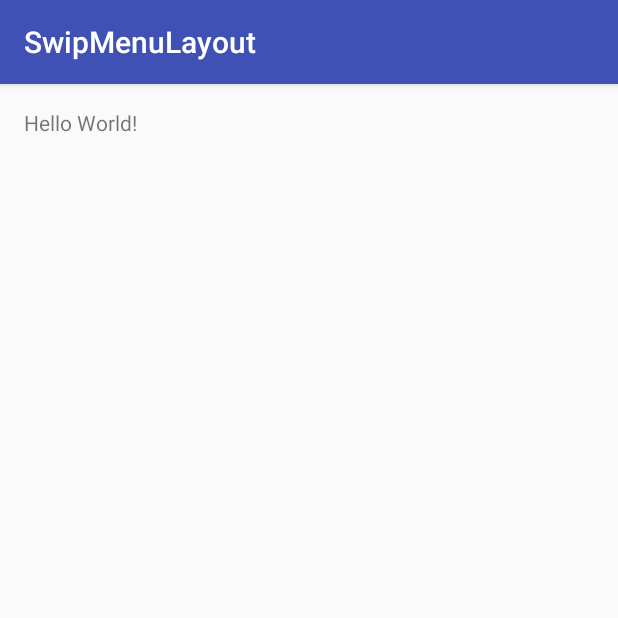
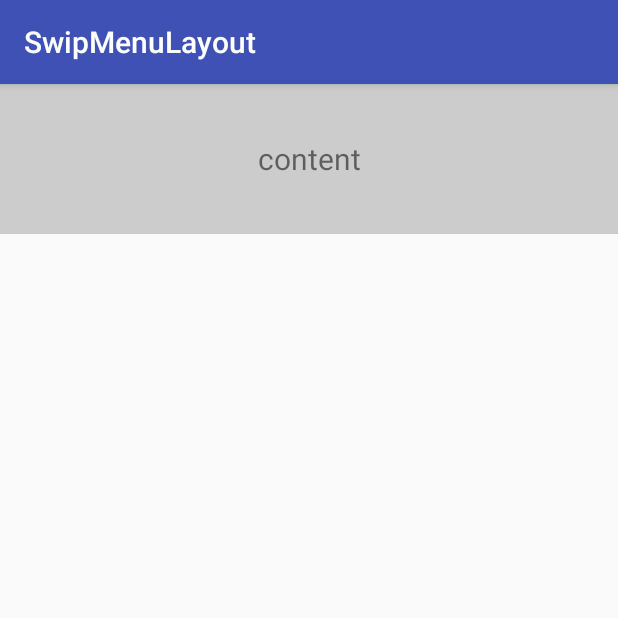
Before and after one commit to xuejinwei/SwipeMenuLayout, an Android app: the screen it shows after launch (MainActivity), on a phone screen of 412 x 824 dp, the top half of it. Run offline under Robolectric (Android 15) with nearby library versions, the phone set to English and light mode, and no system bars; our stand-ins replace ButterKnife.

Commit message:
实现侧滑功能，第一个view为content，后面的为侧滑的menu

```diff
--- a/app/build.gradle
+++ b/app/build.gradle
@@ -20,5 +20,8 @@ android {
 
 dependencies {
     compile fileTree(dir: 'libs', include: ['*.jar'])
+    compile project (':libs')
     compile 'com.android.support:appcompat-v7:25.3.1'
+    compile 'com.jakewharton:butterknife:8.6.0'
+    annotationProcessor 'com.jakewharton:butterknife-compiler:8.6.0'
 }
--- a/app/src/main/java/com/xuejinwei/swipmenulayout/MainActivity.java
+++ b/app/src/main/java/com/xuejinwei/swipmenulayout/MainActivity.java
@@ -1,13 +1,42 @@
 package com.xuejinwei.swipmenulayout;
 
+import android.os.Bundle;
 import android.support.v7.app.AppCompatActivity;
-import android.os.Bundle;
+import android.view.View;
+import android.widget.TextView;
+import android.widget.Toast;
+
+import butterknife.BindView;
+import butterknife.ButterKnife;
+import butterknife.OnClick;
 
 public class MainActivity extends AppCompatActivity {
+
+    @BindView(R.id.tv_content) TextView mTvContent;
+    @BindView(R.id.tv_delete)  TextView mTvDelete;
+    @BindView(R.id.tv_top)     TextView mTvTop;
+    @BindView(R.id.tv_top)     TextView mTvTopfdf;
 
     @Override
     protected void onCreate(Bundle savedInstanceState) {
         super.onCreate(savedInstanceState);
         setContentView(R.layout.activity_main);
+        ButterKnife.bind(this);
+
+    }
+
+    @OnClick({R.id.tv_content, R.id.tv_delete, R.id.tv_top})
+    public void onClick(View v) {
+        switch (v.getId()) {
+            case R.id.tv_content:
+                Toast.makeText(MainActivity.this, "content", Toast.LENGTH_SHORT).show();
+                break;
+            case R.id.tv_delete:
+                Toast.makeText(MainActivity.this, "delete", Toast.LENGTH_SHORT).show();
+                break;
+            case R.id.tv_top:
+                Toast.makeText(MainActivity.this, "top", Toast.LENGTH_SHORT).show();
+                break;
+        }
     }
 }
--- a/app/src/main/res/layout/activity_main.xml
+++ b/app/src/main/res/layout/activity_main.xml
@@ -1,18 +1,50 @@
 <?xml version="1.0" encoding="utf-8"?>
-<RelativeLayout
+<LinearLayout
     android:id="@+id/activity_main"
     xmlns:android="http://schemas.android.com/apk/res/android"
     xmlns:tools="http://schemas.android.com/tools"
     android:layout_width="match_parent"
     android:layout_height="match_parent"
-    android:paddingBottom="@dimen/activity_vertical_margin"
-    android:paddingLeft="@dimen/activity_horizontal_margin"
-    android:paddingRight="@dimen/activity_horizontal_margin"
-    android:paddingTop="@dimen/activity_vertical_margin"
+    android:orientation="vertical"
     tools:context="com.xuejinwei.swipmenulayout.MainActivity">
 
-    <TextView
-        android:layout_width="wrap_content"
-        android:layout_height="wrap_content"
-        android:text="Hello World!"/>
-</RelativeLayout>
+
+    <com.xuejinwei.libs.SwipMenuLayout
+        android:layout_width="match_parent"
+        android:layout_height="wrap_content">
+
+        <LinearLayout
+            android:layout_width="match_parent"
+            android:layout_height="100dp">
+
+            <TextView
+                android:id="@+id/tv_content"
+                android:layout_width="match_parent"
+                android:layout_height="match_parent"
+                android:background="#cccccc"
+                android:gravity="center"
+                android:text="content"
+                android:textSize="20sp"/>
+        </LinearLayout>
+
+        <TextView
+            android:id="@+id/tv_delete"
+            android:layout_width="100dp"
+            android:layout_height="100dp"
+            android:background="#ff0000"
+            android:gravity="center"
+            android:text="删除"
+            android:textColor="#ffffff"
+            android:textSize="20sp"/>
+
+        <TextView
+            android:id="@+id/tv_top"
+            android:layout_width="100dp"
+            android:layout_height="100dp"
+            android:background="#ed4604"
+            android:gravity="center"
+            android:text="置顶"
+            android:textColor="#ffffff"
+            android:textSize="20sp"/>
+    </com.xuejinwei.libs.SwipMenuLayout>
+</LinearLayout>
--- /dev/null
+++ b/libs/src/main/java/com/xuejinwei/libs/SwipMenuLayout.java
@@ -0,0 +1,182 @@
+package com.xuejinwei.libs;
+
+import android.content.Context;
+import android.util.AttributeSet;
+import android.util.Log;
+import android.view.MotionEvent;
+import android.view.View;
+import android.view.ViewConfiguration;
+import android.view.ViewGroup;
+import android.widget.Scroller;
+
+/**
+ * Created by xuejinwei on 2017/6/24.
+ * Email:xuejinwei@outlook.com
+ * 自己写的侧滑带menu 的viewgroup
+ */
+
+public class SwipMenuLayout extends ViewGroup {
+
+    private static String TAG = "SwipMenuLayout";
+
+    /**
+     * 用于完成滚动操作的实例
+     */
+    private Scroller mScroller;
+
+    /**
+     * 判定为拖动的最小移动像素数
+     */
+    private int mTouchSlop;
+
+    /**
+     * 手机按下时的屏幕坐标
+     */
+    private float mXDown;
+
+    /**
+     * 手move时所处的屏幕坐标
+     */
+    private float mXMove;
+
+    /**
+     * 上次触发ACTION_MOVE事件时的屏幕坐标
+     */
+    private float mXLastMove;
+
+    /**
+     * 界面可滚动的左边界
+     */
+    private int leftBorder;
+
+    /**
+     * 界面可滚动的右边界
+     */
+    private int rightBorder;
+
+    public SwipMenuLayout(Context context) {
+        this(context, null);
+    }
+
+    public SwipMenuLayout(Context context, AttributeSet attrs) {
+        this(context, attrs, 0);
+    }
+
+    public SwipMenuLayout(Context context, AttributeSet attrs, int defStyleAttr) {
+        super(context, attrs, defStyleAttr);
+
+        mScroller = new Scroller(context);
+
+        mTouchSlop = ViewConfiguration.get(context).getScaledPagingTouchSlop();
+
+    }
+
+    @Override
+    protected void onMeasure(int widthMeasureSpec, int heightMeasureSpec) {
+        int childCount = getChildCount();
+        int wrapHeigh = 0;
+        int wrapWidth = 0;
+
+        for (int i = 0; i < childCount; i++) {
+            View childView = getChildAt(i);
+            // 为ScrollerLayout中的每一个子控件测量大小
+            measureChild(childView, widthMeasureSpec, heightMeasureSpec);
+            wrapWidth = wrapWidth + childView.getMeasuredWidth();//所以view宽度总和
+            wrapHeigh = wrapHeigh > childView.getMeasuredHeight() ? wrapHeigh : childView.getMeasuredHeight();// 所以view 的最高的高度
+        }
+        int width = measureDimension(wrapWidth, widthMeasureSpec);
+        int height = measureDimension(wrapHeigh, heightMeasureSpec);
+        setMeasuredDimension(width, height);
+
+    }
+
+    @Override
+    protected void onLayout(boolean changed, int l, int t, int r, int b) {
+        if (changed) {
+            int childCount = getChildCount();
+            int left = 0;
+
+            for (int i = 0; i < childCount; i++) {
+                View childView = getChildAt(i);
+                childView.setClickable(true);
+                childView.layout(left, 0, left + childView.getMeasuredWidth(), childView.getMeasuredHeight());
+                left = left + childView.getMeasuredWidth();
+            }
+            // 初始化左右边界值
+            leftBorder = getChildAt(0).getLeft();
+            rightBorder = getChildAt(getChildCount() - 1).getRight();
+        }
+    }
+
+    @Override
+    public boolean onInterceptTouchEvent(MotionEvent ev) {
+        switch (ev.getAction()) {
+            case MotionEvent.ACTION_DOWN:
+                // 首次按下，记录相关点击的位置
+                mXDown = ev.getRawX();
+                mXLastMove = mXDown;
+                break;
+            case MotionEvent.ACTION_MOVE:
+                mXMove = ev.getRawX();
+                mXLastMove = mXMove;
+                float diff = Math.abs(mXMove - mXDown);
+                // 当手指拖动值大于TouchSlop值时，认为应该进行滚动，拦截子控件的事件
+                if (diff > mTouchSlop) {
+                    return true;
+                }
+                break;
+            default:
+                break;
+        }
+        return super.onInterceptTouchEvent(ev);
+    }
+
+    @Override
+    public boolean onTouchEvent(MotionEvent event) {
+        switch (event.getAction()) {
+            case MotionEvent.ACTION_MOVE:
+                mXMove = event.getRawX();
+                int scrolledX = (int) (mXLastMove - mXMove);
+                Log.i(TAG, "getScrollX-----:" + getScrollX() + ";" + "scrolledX-----:" + scrolledX + ";" + "getWidth-----" + getWidth() + "");
+                if (getScrollX() + scrolledX < leftBorder) {
+                    scrollTo(leftBorder, 0);
+                    return true;
+                } else if (getScrollX() + getWidth() + scrolledX > rightBorder) {
+                    scrollTo(rightBorder - getWidth(), 0);
+                    return true;
+                }
+                scrollBy(scrolledX, 0);
+                mXLastMove = mXMove;
+                break;
+            case MotionEvent.ACTION_UP:
+
+                break;
+        }
+        return super.onTouchEvent(event);
+    }
+
+    @Override
+    public void computeScroll() {
+        // 第三步，重写computeScroll()方法，并在其内部完成平滑滚动的逻辑
+        if (mScroller.computeScrollOffset()) {
+            scrollTo(mScroller.getCurrX(), mScroller.getCurrY());
+            invalidate();
+        }
+    }
+
+    public int measureDimension(int defaultSize, int measureSpec) {
+        int result;
+
+        int specMode = MeasureSpec.getMode(measureSpec);
+        int specSize = MeasureSpec.getSize(measureSpec);
+
+        if (specMode == MeasureSpec.EXACTLY) {// match_parent,100dp
+            result = specSize;
+        } else if (specMode == MeasureSpec.AT_MOST) {// wrap_content
+            result = Math.min(defaultSize, specSize);
+        } else {// UNSPECIFIED
+            result = defaultSize;
+        }
+        return result;
+    }
+}
```
